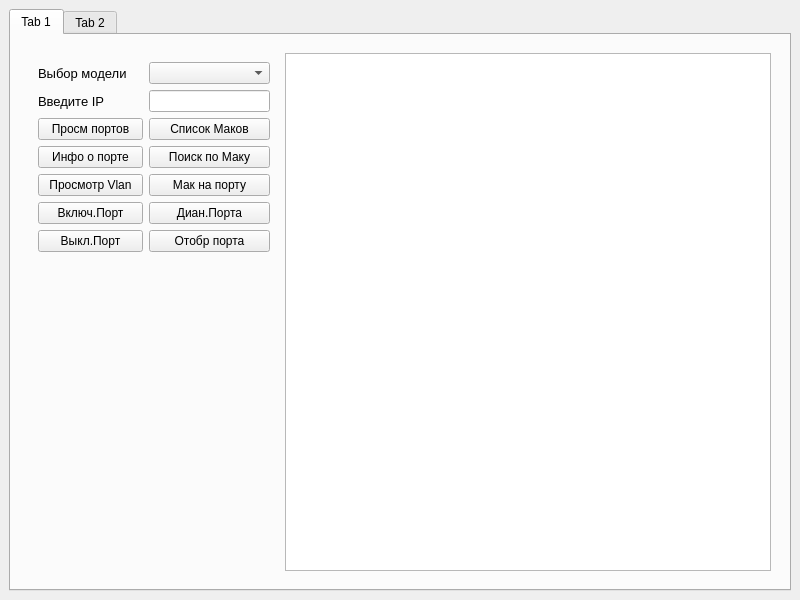
Old version of the form disein.ui in the repository saidgadgiev/FlyTech.
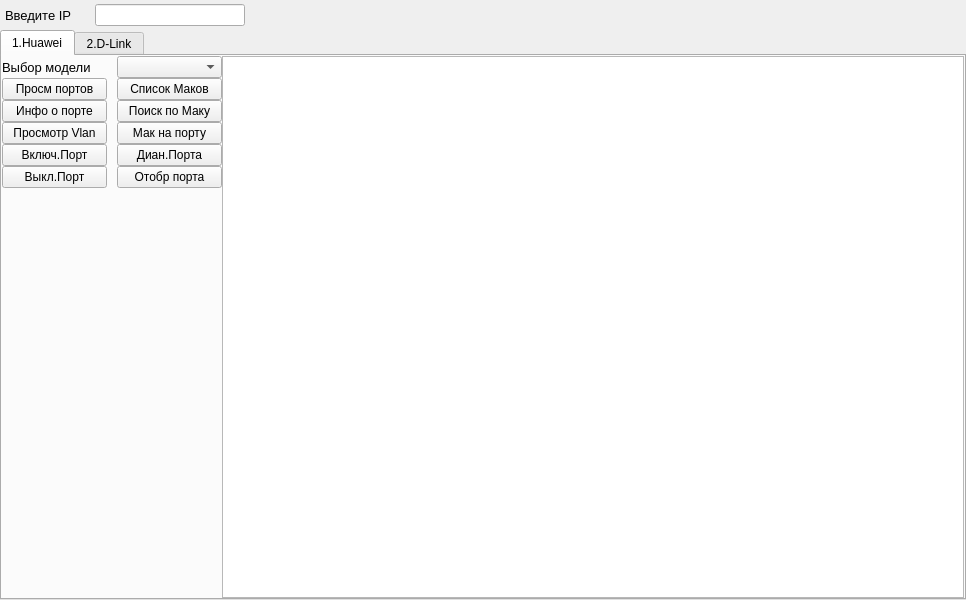
New version of the form. The open tabs and pages were chosen to show the change.

What changed in the file:
```diff
--- a/disein.ui
+++ b/disein.ui
@@ -6,7 +6,7 @@
    <rect>
     <x>0</x>
     <y>0</y>
-    <width>800</width>
+    <width>966</width>
     <height>600</height>
    </rect>
   </property>
@@ -20,17 +20,109 @@
    <string>MainWindow</string>
   </property>
   <widget class="QWidget" name="centralwidget">
-   <layout class="QHBoxLayout" name="horizontalLayout_2">
+   <layout class="QVBoxLayout" name="verticalLayout">
+    <property name="spacing">
+     <number>0</number>
+    </property>
+    <property name="leftMargin">
+     <number>0</number>
+    </property>
+    <property name="topMargin">
+     <number>0</number>
+    </property>
+    <property name="rightMargin">
+     <number>0</number>
+    </property>
+    <property name="bottomMargin">
+     <number>0</number>
+    </property>
+    <item>
+     <widget class="QWidget" name="widget_5" native="true">
+      <layout class="QHBoxLayout" name="horizontalLayout_2">
+       <property name="spacing">
+        <number>20</number>
+       </property>
+       <property name="leftMargin">
+        <number>5</number>
+       </property>
+       <property name="topMargin">
+        <number>4</number>
+       </property>
+       <property name="rightMargin">
+        <number>4</number>
+       </property>
+       <property name="bottomMargin">
+        <number>4</number>
+       </property>
+       <item>
+        <widget class="QLabel" name="label_2">
+         <property name="maximumSize">
+          <size>
+           <width>90</width>
+           <height>25</height>
+          </size>
+         </property>
+         <property name="font">
+          <font>
+           <pointsize>10</pointsize>
+          </font>
+         </property>
+         <property name="text">
+          <string>Введите IP </string>
+         </property>
+        </widget>
+       </item>
+       <item>
+        <widget class="QLineEdit" name="ipAddressEdit">
+         <property name="maximumSize">
+          <size>
+           <width>150</width>
+           <height>16777215</height>
+          </size>
+         </property>
+        </widget>
+       </item>
+       <item>
+        <spacer name="horizontalSpacer">
+         <property name="orientation">
+          <enum>Qt::Horizontal</enum>
+         </property>
+         <property name="sizeHint" stdset="0">
+          <size>
+           <width>40</width>
+           <height>20</height>
+          </size>
+         </property>
+        </spacer>
+       </item>
+      </layout>
+     </widget>
+    </item>
     <item>
      <widget class="QTabWidget" name="tabWidget">
       <property name="currentIndex">
-       <number>0</number>
+       <number>1</number>
       </property>
       <widget class="QWidget" name="tabHuawei">
        <attribute name="title">
-        <string>Tab 1</string>
+        <string>1.Huawei</string>
        </attribute>
        <layout class="QHBoxLayout" name="horizontalLayout_3">
+        <property name="spacing">
+         <number>0</number>
+        </property>
+        <property name="leftMargin">
+         <number>0</number>
+        </property>
+        <property name="topMargin">
+         <number>0</number>
+        </property>
+        <property name="rightMargin">
+         <number>0</number>
+        </property>
+        <property name="bottomMargin">
+         <number>0</number>
+        </property>
         <item>
          <widget class="QWidget" name="widget_2" native="true">
           <property name="maximumSize">
@@ -40,17 +132,62 @@
            </size>
           </property>
           <layout class="QHBoxLayout" name="horizontalLayout">
+           <property name="spacing">
+            <number>0</number>
+           </property>
+           <property name="leftMargin">
+            <number>0</number>
+           </property>
+           <property name="topMargin">
+            <number>0</number>
+           </property>
+           <property name="rightMargin">
+            <number>0</number>
+           </property>
+           <property name="bottomMargin">
+            <number>0</number>
+           </property>
            <item>
             <widget class="QWidget" name="widget" native="true">
              <property name="maximumSize">
               <size>
-               <width>250</width>
+               <width>221</width>
                <height>16777215</height>
               </size>
              </property>
              <layout class="QFormLayout" name="formLayout">
+              <property name="horizontalSpacing">
+               <number>0</number>
+              </property>
+              <property name="verticalSpacing">
+               <number>0</number>
+              </property>
+              <property name="leftMargin">
+               <number>0</number>
+              </property>
+              <property name="topMargin">
+               <number>0</number>
+              </property>
+              <property name="rightMargin">
+               <number>0</number>
+              </property>
+              <property name="bottomMargin">
+               <number>0</number>
+              </property>
               <item row="0" column="0">
                <widget class="QLabel" name="label">
+                <property name="minimumSize">
+                 <size>
+                  <width>115</width>
+                  <height>0</height>
+                 </size>
+                </property>
+                <property name="maximumSize">
+                 <size>
+                  <width>16777215</width>
+                  <height>16777215</height>
+                 </size>
+                </property>
                 <property name="font">
                  <font>
                   <pointsize>10</pointsize>
@@ -62,24 +199,22 @@
                </widget>
               </item>
               <item row="0" column="1">
-               <widget class="QComboBox" name="commutatorCBox"/>
+               <widget class="QComboBox" name="commutatorCBox">
+                <property name="minimumSize">
+                 <size>
+                  <width>105</width>
+                  <height>0</height>
+                 </size>
+                </property>
+                <property name="maximumSize">
+                 <size>
+                  <width>105</width>
+                  <height>16777215</height>
+                 </size>
+                </property>
+               </widget>
               </item>
               <item row="1" column="0">
-               <widget class="QLabel" name="label_2">
-                <property name="font">
-                 <font>
-                  <pointsize>10</pointsize>
-                 </font>
-                </property>
-                <property name="text">
-                 <string>Введите IP </string>
-                </property>
-               </widget>
-              </item>
-              <item row="1" column="1">
-               <widget class="QLineEdit" name="ipAddressEdit"/>
-              </item>
-              <item row="2" column="0">
                <widget class="QPushButton" name="interfBTN">
                 <property name="minimumSize">
                  <size>
@@ -92,7 +227,7 @@
                 </property>
                </widget>
               </item>
-              <item row="2" column="1">
+              <item row="1" column="1">
                <widget class="QPushButton" name="listMacBTN">
                 <property name="minimumSize">
                  <size>
@@ -100,12 +235,18 @@
                   <height>0</height>
                  </size>
                 </property>
+                <property name="maximumSize">
+                 <size>
+                  <width>105</width>
+                  <height>16777215</height>
+                 </size>
+                </property>
                 <property name="text">
                  <string>Список Маков</string>
                 </property>
                </widget>
               </item>
-              <item row="3" column="0">
+              <item row="2" column="0">
                <widget class="QPushButton" name="infoPortBTN">
                 <property name="minimumSize">
                  <size>
@@ -118,20 +259,7 @@
                 </property>
                </widget>
               </item>
-              <item row="3" column="1">
-               <widget class="QPushButton" name="serchMacBTN">
-                <property name="minimumSize">
-                 <size>
-                  <width>105</width>
-                  <height>0</height>
-                 </size>
-                </property>
-                <property name="text">
-                 <string>Поиск по Маку</string>
-                </property>
-               </widget>
-              </item>
-              <item row="4" column="0">
+              <item row="3" column="0">
                <widget class="QPushButton" name="listVlanBTN">
                 <property name="minimumSize">
                  <size>
@@ -144,27 +272,45 @@
                 </property>
                </widget>
               </item>
-              <item row="4" column="1">
+              <item row="2" column="1">
+               <widget class="QPushButton" name="serchMacBTN">
+                <property name="minimumSize">
+                 <size>
+                  <width>105</width>
+                  <height>0</height>
+                 </size>
+                </property>
+                <property name="maximumSize">
+                 <size>
+                  <width>105</width>
+                  <height>16777215</height>
+                 </size>
+                </property>
+                <property name="text">
+                 <string>Поиск по Маку</string>
+                </property>
+               </widget>
+              </item>
+              <item row="3" column="1">
                <widget class="QPushButton" name="macPortBTN">
-                <property name="text">
-                 <string>Мак на порту</string>
-                </property>
-               </widget>
-              </item>
-              <item row="5" column="0">
-               <widget class="QPushButton" name="noShundownPortBTN">
                 <property name="minimumSize">
                  <size>
                   <width>105</width>
                   <height>0</height>
                  </size>
                 </property>
+                <property name="maximumSize">
+                 <size>
+                  <width>105</width>
+                  <height>16777215</height>
+                 </size>
+                </property>
                 <property name="text">
-                 <string>Включ.Порт</string>
+                 <string>Мак на порту</string>
                 </property>
                </widget>
               </item>
-              <item row="5" column="1">
+              <item row="4" column="1">
                <widget class="QPushButton" name="checkPortBTN">
                 <property name="minimumSize">
                  <size>
@@ -172,25 +318,18 @@
                   <height>0</height>
                  </size>
                 </property>
-                <property name="text">
-                 <string>Диан.Порта</string>
-                </property>
-               </widget>
-              </item>
-              <item row="6" column="0">
-               <widget class="QPushButton" name="shundownPortBTN">
-                <property name="minimumSize">
+                <property name="maximumSize">
                  <size>
                   <width>105</width>
-                  <height>0</height>
+                  <height>16777215</height>
                  </size>
                 </property>
                 <property name="text">
-                 <string>Выкл.Порт</string>
+                 <string>Диан.Порта</string>
                 </property>
                </widget>
               </item>
-              <item row="6" column="1">
+              <item row="5" column="1">
                <widget class="QPushButton" name="disThisBTN">
                 <property name="minimumSize">
                  <size>
@@ -198,11 +337,43 @@
                   <height>0</height>
                  </size>
                 </property>
+                <property name="maximumSize">
+                 <size>
+                  <width>105</width>
+                  <height>16777215</height>
+                 </size>
+                </property>
                 <property name="text">
                  <string>Отобр порта</string>
                 </property>
                </widget>
               </item>
+              <item row="4" column="0">
+               <widget class="QPushButton" name="noShundownPortBTN">
+                <property name="minimumSize">
+                 <size>
+                  <width>105</width>
+                  <height>0</height>
+                 </size>
+                </property>
+                <property name="text">
+                 <string>Включ.Порт</string>
+                </property>
+               </widget>
+              </item>
+              <item row="5" column="0">
+               <widget class="QPushButton" name="shundownPortBTN">
+                <property name="minimumSize">
+                 <size>
+                  <width>105</width>
+                  <height>0</height>
+                 </size>
+                </property>
+                <property name="text">
+                 <string>Выкл.Порт</string>
+                </property>
+               </widget>
+              </item>
              </layout>
             </widget>
            </item>
@@ -222,9 +393,24 @@
       </widget>
       <widget class="QWidget" name="tabDLink">
        <attribute name="title">
-        <string>Tab 2</string>
+        <string>2.D-Link</string>
        </attribute>
        <layout class="QHBoxLayout" name="horizontalLayout_5">
+        <property name="spacing">
+         <number>0</number>
+        </property>
+        <property name="leftMargin">
+         <number>0</number>
+        </property>
+        <property name="topMargin">
+         <number>0</number>
+        </property>
+        <property name="rightMargin">
+         <number>0</number>
+        </property>
+        <property name="bottomMargin">
+         <number>0</number>
+        </property>
         <item>
          <widget class="QWidget" name="widget_3" native="true">
           <property name="maximumSize">
@@ -234,17 +420,56 @@
            </size>
           </property>
           <layout class="QHBoxLayout" name="horizontalLayout_4">
+           <property name="spacing">
+            <number>0</number>
+           </property>
+           <property name="leftMargin">
+            <number>0</number>
+           </property>
+           <property name="topMargin">
+            <number>0</number>
+           </property>
+           <property name="rightMargin">
+            <number>0</number>
+           </property>
+           <property name="bottomMargin">
+            <number>0</number>
+           </property>
            <item>
             <widget class="QWidget" name="widget_4" native="true">
              <property name="maximumSize">
               <size>
-               <width>250</width>
+               <width>221</width>
                <height>16777215</height>
               </size>
              </property>
              <layout class="QFormLayout" name="formLayout_2">
+              <property name="horizontalSpacing">
+               <number>0</number>
+              </property>
+              <property name="verticalSpacing">
+               <number>0</number>
+              </property>
+              <property name="leftMargin">
+               <number>0</number>
+              </property>
+              <property name="topMargin">
+               <number>0</number>
+              </property>
+              <property name="rightMargin">
+               <number>0</number>
+              </property>
+              <property name="bottomMargin">
+               <number>0</number>
+              </property>
               <item row="0" column="0">
                <widget class="QLabel" name="label_3">
+                <property name="minimumSize">
+                 <size>
+                  <width>115</width>
+                  <height>0</height>
+                 </size>
+                </property>
                 <property name="font">
                  <font>
                   <pointsize>10</pointsize>
@@ -259,21 +484,6 @@
                <widget class="QComboBox" name="commutatorCBox_2"/>
               </item>
               <item row="1" column="0">
-               <widget class="QLabel" name="label_4">
-                <property name="font">
-                 <font>
-                  <pointsize>10</pointsize>
-                 </font>
-                </property>
-                <property name="text">
-                 <string>Введите IP </string>
-                </property>
-               </widget>
-              </item>
-              <item row="1" column="1">
-               <widget class="QLineEdit" name="ipAddressEdit_2"/>
-              </item>
-              <item row="2" column="0">
                <widget class="QPushButton" name="interfBTN_2">
                 <property name="minimumSize">
                  <size>
@@ -286,7 +496,7 @@
                 </property>
                </widget>
               </item>
-              <item row="2" column="1">
+              <item row="1" column="1">
                <widget class="QPushButton" name="listMacBTN_2">
                 <property name="minimumSize">
                  <size>
@@ -299,7 +509,7 @@
                 </property>
                </widget>
               </item>
-              <item row="3" column="0">
+              <item row="2" column="0">
                <widget class="QPushButton" name="infoPortBTN_2">
                 <property name="minimumSize">
                  <size>
@@ -312,7 +522,7 @@
                 </property>
                </widget>
               </item>
-              <item row="3" column="1">
+              <item row="2" column="1">
                <widget class="QPushButton" name="serchMacBTN_2">
                 <property name="minimumSize">
                  <size>
@@ -325,7 +535,7 @@
                 </property>
                </widget>
               </item>
-              <item row="4" column="0">
+              <item row="3" column="0">
                <widget class="QPushButton" name="listVlanBTN_2">
                 <property name="minimumSize">
                  <size>
@@ -338,14 +548,20 @@
                 </property>
                </widget>
               </item>
-              <item row="4" column="1">
+              <item row="3" column="1">
                <widget class="QPushButton" name="macPortBTN_2">
+                <property name="minimumSize">
+                 <size>
+                  <width>105</width>
+                  <height>0</height>
+                 </size>
+                </property>
                 <property name="text">
                  <string>Мак на порту</string>
                 </property>
                </widget>
               </item>
-              <item row="5" column="0">
+              <item row="4" column="0">
                <widget class="QPushButton" name="noShundownPortBTN_2">
                 <property name="minimumSize">
                  <size>
@@ -358,7 +574,7 @@
                 </property>
                </widget>
               </item>
-              <item row="5" column="1">
+              <item row="4" column="1">
                <widget class="QPushButton" name="checkPortBTN_2">
                 <property name="minimumSize">
                  <size>
@@ -371,7 +587,7 @@
                 </property>
                </widget>
               </item>
-              <item row="6" column="0">
+              <item row="5" column="0">
                <widget class="QPushButton" name="shundownPortBTN_2">
                 <property name="minimumSize">
                  <size>
@@ -384,7 +600,7 @@
                 </property>
                </widget>
               </item>
-              <item row="6" column="1">
+              <item row="5" column="1">
                <widget class="QPushButton" name="disThisBTN_2">
                 <property name="minimumSize">
                  <size>
```
